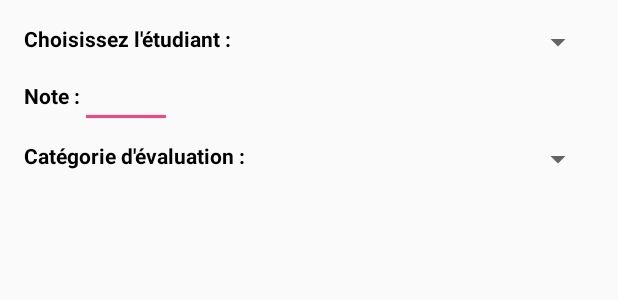
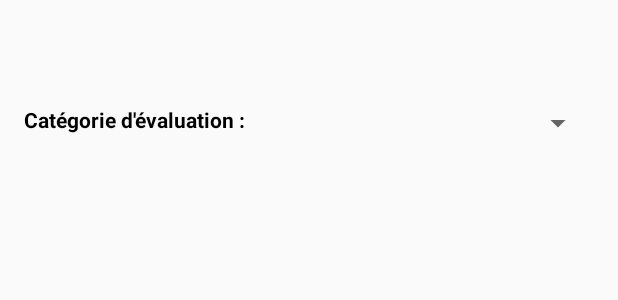
Before and after one commit to VirusTwo/OfCourses, an Android app: the layout popup_note.xml on its own in the app's theme, with its tools: preview values and no code run, on a phone screen of 412 x 824 dp. Shown: the top 300 px of the screen. Run offline under Robolectric (Android 15) with nearby library versions, the phone set to English and light mode, and no system bars.

Commit message:
Update popup listeeleve
Modif de la pop d'ajout de note (retirer les champ useless)

Update de la vue des élèves (les text view matières et classe qui
étaient pas update)

```diff
--- a/OfCourses/app/src/main/java/iutorsaytpc/ofcourses/controller/ListeGroupesController.java
+++ b/OfCourses/app/src/main/java/iutorsaytpc/ofcourses/controller/ListeGroupesController.java
@@ -24,12 +24,14 @@ public class ListeGroupesController implements View.OnClickListener {
     public void onClick(View v) {
         switch (v.getId()){
             case R.id.buttonSuivant:
+                ClasseSingleton.setId_classe(view.getSelectedIdClasse());
+                MatiereSingleton.setId_matiere(view.getSelectedIdMatiere());
+                ClasseSingleton.setName_classe(view.getSelectedNameClasse());
+                MatiereSingleton.setName_matiere(view.getSelectedNameMatiere());
                 FrameLayout content = ((FrameLayout) ((Activity) view.getContext()).findViewById(R.id.frameLayoutFragment));
                 content.removeAllViews();
                 content.addView(new ListeElevesView(view.getContext()));
                 content.setContentDescription("ListeEleveView");
-                ClasseSingleton.setId_classe(view.getSelectedIdClasse());
-                MatiereSingleton.setId_matiere(view.getSelectedIdMatiere());
                 break;
         }
     }
--- a/OfCourses/app/src/main/res/layout/popup_note.xml
+++ b/OfCourses/app/src/main/res/layout/popup_note.xml
@@ -5,28 +5,6 @@
     android:paddingTop="@dimen/activity_vertical_margin"
     android:paddingBottom="@dimen/activity_vertical_margin" tools:context=".MainActivity">
 
-    <TextView
-        android:layout_width="wrap_content"
-        android:layout_height="wrap_content"
-        android:text="Note :"
-        android:id="@+id/noteLblTxt"
-        android:textStyle="bold"
-        android:layout_alignBaseline="@+id/noteEleve"
-        android:layout_alignBottom="@+id/noteEleve"
-        android:layout_alignParentStart="true"
-        android:textColor="@android:color/black" />
-
-    <EditText
-        android:layout_width="61dp"
-        android:layout_height="wrap_content"
-        android:inputType="number"
-        android:ems="10"
-        android:id="@+id/noteEleve"
-        android:layout_gravity="center_horizontal"
-        android:numeric="integer|decimal"
-        android:layout_below="@+id/spinnerEtudiant"
-        android:layout_toEndOf="@+id/noteLblTxt" />
-        <!--android:layout_alignStart="@+id/linearLayout"-->
 
     <TextView
         android:layout_width="wrap_content"
@@ -34,8 +12,6 @@
         android:text="Catégorie d&apos;évaluation :"
         android:id="@+id/typeTestLbl"
         android:textStyle="bold"
-        android:layout_below="@+id/spinnerEtudiant"
-        android:layout_alignStart="@+id/noteLblTxt"
         android:layout_marginTop="54dp"
         android:textColor="@android:color/black" />
 
@@ -47,59 +23,4 @@
         android:layout_alignTop="@+id/typeTestLbl"
         android:layout_toEndOf="@+id/typeTestLbl" />
 
-    <TextView
-        android:layout_width="wrap_content"
-        android:layout_height="wrap_content"
-        android:text="Choisissez l&apos;étudiant :"
-        android:id="@+id/lblEtudiant"
-        android:textStyle="bold"
-        android:layout_alignParentTop="true"
-        android:layout_alignStart="@+id/noteLblTxt"
-        android:textColor="@android:color/black" />
-
-    <Spinner
-        android:layout_width="match_parent"
-        android:layout_height="wrap_content"
-        android:id="@+id/spinnerEtudiant"
-        android:layout_alignTop="@+id/lblEtudiant"
-        android:layout_alignStart="@+id/spinnerTypeTest" />
-<!--
-    <LinearLayout
-        android:orientation="horizontal"
-        android:layout_width="wrap_content"
-        android:layout_height="wrap_content"
-        android:layout_gravity="center_horizontal"
-        android:layout_weight="0.16"
-        android:id="@+id/linearLayout"
-        android:layout_centerVertical="true"
-        android:layout_centerHorizontal="true">
-        <Button
-            android:layout_width="wrap_content"
-            android:layout_height="31dp"
-            android:text="Valider"
-            android:id="@+id/buttonValider"
-            android:layout_gravity="right"
-            android:background="@drawable/greenbutton"
-            android:paddingLeft="15dp"
-            android:paddingRight="15dp"
-            android:textColor="#ffffff"
-            android:onClick="Validation"
-            android:layout_marginTop="44dp"
-            android:layout_below="@+id/spinnerTypeTest"
-            android:layout_alignEnd="@+id/noteEleve">
-        </Button>
-
-        <Button
-            android:layout_width="wrap_content"
-            android:layout_height="30dp"
-            android:text="Annuler"
-            android:id="@+id/buttonAnnuler"
-            android:background="@drawable/greenbutton"
-            android:paddingLeft="15dp"
-            android:paddingRight="15dp"
-            android:textColor="#ffffff"
-            android:layout_toEndOf="@+id/buttonValider" />
-    </LinearLayout>
--->
-
 </RelativeLayout>
```
Also changed, not shown: OfCourses/app/src/main/java/iutorsaytpc/ofcourses/modele/ClasseSingleton.java (+9 -0 lines), OfCourses/app/src/main/java/iutorsaytpc/ofcourses/modele/MatiereSingleton.java (+11 -0 lines), OfCourses/app/src/main/java/iutorsaytpc/ofcourses/popup/PopupNote.java (+2 -38 lines), OfCourses/app/src/main/java/iutorsaytpc/ofcourses/view/ListeElevesView.java (+14 -2 lines), OfCourses/app/src/main/java/iutorsaytpc/ofcourses/view/ListeGroupesView.java (+9 -1 lines), OfCourses/app/src/main/res/layout/content_listeeleve.xml (+21 -4 lines), OfCourses/app/src/main/res/values/strings.xml (+5 -4 lines).
